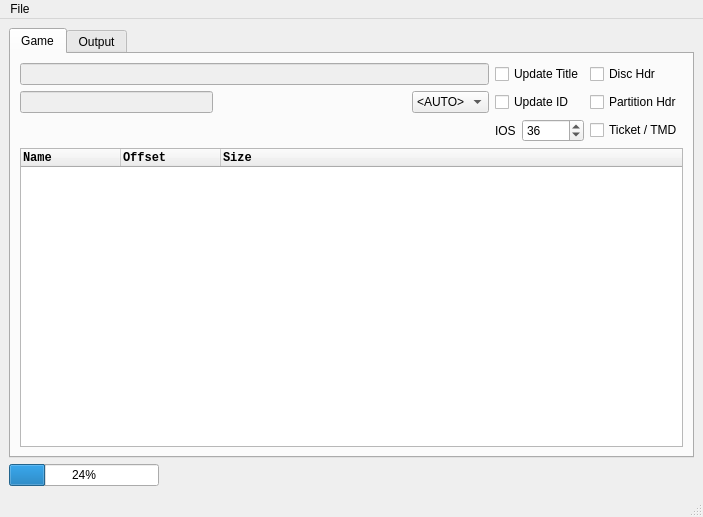
Old version of the form gamewindow.ui in the repository giantpune/qtwitgui.
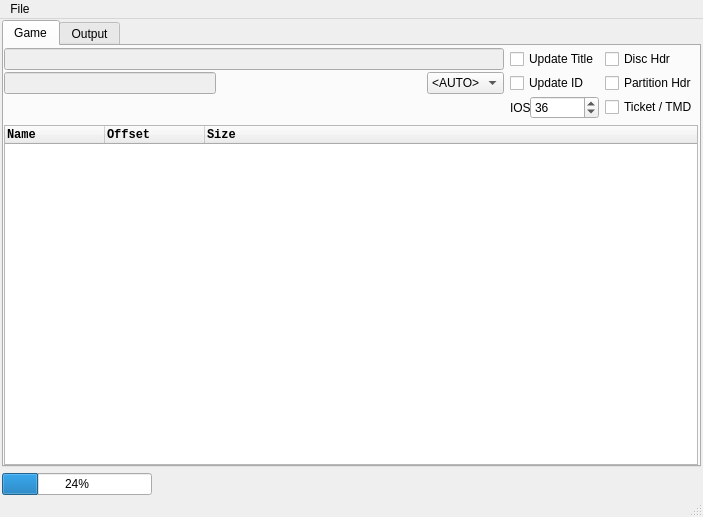
New version of the form.

Commit message: * change margins to allow more stuff to fit in most of the different windows

Diff of the .ui file:
```diff
--- a/gamewindow.ui
+++ b/gamewindow.ui
@@ -15,6 +15,18 @@
   </property>
   <widget class="QWidget" name="centralwidget">
    <layout class="QGridLayout" name="gridLayout">
+    <property name="leftMargin">
+     <number>2</number>
+    </property>
+    <property name="topMargin">
+     <number>1</number>
+    </property>
+    <property name="rightMargin">
+     <number>2</number>
+    </property>
+    <property name="bottomMargin">
+     <number>0</number>
+    </property>
     <item row="0" column="0">
      <widget class="QTabWidget" name="tabWidget">
       <property name="currentIndex">
@@ -25,8 +37,26 @@
         <string>Game</string>
        </attribute>
        <layout class="QGridLayout" name="gridLayout_4">
+        <property name="leftMargin">
+         <number>0</number>
+        </property>
+        <property name="topMargin">
+         <number>2</number>
+        </property>
+        <property name="rightMargin">
+         <number>1</number>
+        </property>
+        <property name="bottomMargin">
+         <number>0</number>
+        </property>
         <item row="0" column="0">
          <layout class="QGridLayout" name="gridLayout_2">
+          <property name="horizontalSpacing">
+           <number>6</number>
+          </property>
+          <property name="verticalSpacing">
+           <number>2</number>
+          </property>
           <item row="0" column="0">
            <widget class="QLineEdit" name="lineEdit_name">
             <property name="enabled">
```
Left out of the diff: 12 changed lines with no effect on the pictures. The commit also changes 4 other files.
